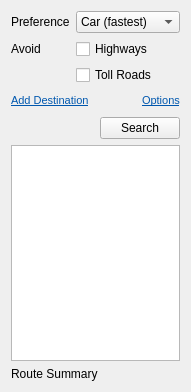
KDE/marble, file src/lib/routing/RoutingWidget.ui: the form before one commit.
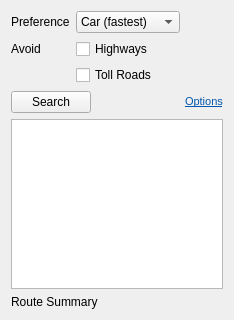
The form after the commit.

```diff
--- a/src/lib/routing/RoutingWidget.ui
+++ b/src/lib/routing/RoutingWidget.ui
@@ -6,8 +6,8 @@
    <rect>
     <x>0</x>
     <y>0</y>
-    <width>162</width>
-    <height>392</height>
+    <width>234</width>
+    <height>320</height>
    </rect>
   </property>
   <layout class="QVBoxLayout" name="routingLayout">
@@ -16,29 +16,10 @@
      <property name="fieldGrowthPolicy">
       <enum>QFormLayout::ExpandingFieldsGrow</enum>
      </property>
-     <item row="1" column="1">
-      <widget class="QCheckBox" name="highwaysCheckBox">
-       <property name="toolTip">
-        <string>When checked, highways will be avoided in car routing</string>
-       </property>
+     <item row="0" column="0">
+      <widget class="QLabel" name="preferenceLabel">
        <property name="text">
-        <string>Highways</string>
-       </property>
-       <property name="checked">
-        <bool>false</bool>
-       </property>
-      </widget>
-     </item>
-     <item row="3" column="1">
-      <widget class="QCheckBox" name="tollWaysCheckBox">
-       <property name="toolTip">
-        <string>When checked, toll roads will be avoided</string>
-       </property>
-       <property name="text">
-        <string>Toll Roads</string>
-       </property>
-       <property name="checked">
-        <bool>false</bool>
+        <string>Preference</string>
        </property>
       </widget>
      </item>
@@ -66,13 +47,6 @@
        </item>
       </widget>
      </item>
-     <item row="0" column="0">
-      <widget class="QLabel" name="preferenceLabel">
-       <property name="text">
-        <string>Preference</string>
-       </property>
-      </widget>
-     </item>
      <item row="1" column="0">
       <widget class="QLabel" name="avoidLabel">
        <property name="text">
@@ -80,54 +54,29 @@
        </property>
       </widget>
      </item>
-    </layout>
-   </item>
-   <item>
-    <layout class="QHBoxLayout" name="horizontalLayout">
-     <item>
-      <widget class="QLabel" name="moreLabel">
+     <item row="1" column="1">
+      <widget class="QCheckBox" name="highwaysCheckBox">
        <property name="toolTip">
-        <string>Click to add another routing destination input field</string>
+        <string>When checked, highways will be avoided in car routing</string>
        </property>
        <property name="text">
-        <string>&lt;!DOCTYPE HTML PUBLIC &quot;-//W3C//DTD HTML 4.0//EN&quot; &quot;http://www.w3.org/TR/REC-html40/strict.dtd&quot;&gt;
-&lt;html&gt;&lt;head&gt;&lt;meta name=&quot;qrichtext&quot; content=&quot;1&quot; /&gt;&lt;style type=&quot;text/css&quot;&gt;
-p, li { white-space: pre-wrap; }
-&lt;/style&gt;&lt;/head&gt;&lt;body style=&quot; font-family:'DejaVu Sans'; font-size:8pt; font-weight:400; font-style:normal;&quot;&gt;
-&lt;p style=&quot; margin-top:0px; margin-bottom:0px; margin-left:0px; margin-right:0px; -qt-block-indent:0; text-indent:0px;&quot;&gt;&lt;a href=&quot;http://edu.kde.org/marble&quot;&gt;&lt;span style=&quot; text-decoration: underline; color:#0057ae;&quot;&gt;Add Destination&lt;/span&gt;&lt;/a&gt;&lt;/p&gt;&lt;/body&gt;&lt;/html&gt;</string>
+        <string>Highways</string>
        </property>
-       <property name="textFormat">
-        <enum>Qt::RichText</enum>
+       <property name="checked">
+        <bool>false</bool>
        </property>
       </widget>
      </item>
-     <item>
-      <spacer name="horizontalSpacer">
-       <property name="orientation">
-        <enum>Qt::Horizontal</enum>
-       </property>
-       <property name="sizeHint" stdset="0">
-        <size>
-         <width>40</width>
-         <height>20</height>
-        </size>
-       </property>
-      </spacer>
-     </item>
-     <item>
-      <widget class="QLabel" name="optionsLabel">
+     <item row="3" column="1">
+      <widget class="QCheckBox" name="tollWaysCheckBox">
        <property name="toolTip">
-        <string>Show or hide routing options</string>
+        <string>When checked, toll roads will be avoided</string>
        </property>
        <property name="text">
-        <string>&lt;!DOCTYPE HTML PUBLIC &quot;-//W3C//DTD HTML 4.0//EN&quot; &quot;http://www.w3.org/TR/REC-html40/strict.dtd&quot;&gt;
-&lt;html&gt;&lt;head&gt;&lt;meta name=&quot;qrichtext&quot; content=&quot;1&quot; /&gt;&lt;style type=&quot;text/css&quot;&gt;
-p, li { white-space: pre-wrap; }
-&lt;/style&gt;&lt;/head&gt;&lt;body style=&quot; font-family:'DejaVu Sans'; font-size:8pt; font-weight:400; font-style:normal;&quot;&gt;
-&lt;p style=&quot; margin-top:0px; margin-bottom:0px; margin-left:0px; margin-right:0px; -qt-block-indent:0; text-indent:0px;&quot;&gt;&lt;a href=&quot;http://edu.kde.org/marble&quot;&gt;&lt;span style=&quot; text-decoration: underline; color:#0057ae;&quot;&gt;Options&lt;/span&gt;&lt;/a&gt;&lt;/p&gt;&lt;/body&gt;&lt;/html&gt;</string>
+        <string>Toll Roads</string>
        </property>
-       <property name="textFormat">
-        <enum>Qt::RichText</enum>
+       <property name="checked">
+        <bool>false</bool>
        </property>
       </widget>
      </item>
@@ -135,19 +84,6 @@
    </item>
    <item>
     <layout class="QHBoxLayout" name="horizontalLayout_2">
-     <item>
-      <spacer name="horizontalSpacer_2">
-       <property name="orientation">
-        <enum>Qt::Horizontal</enum>
-       </property>
-       <property name="sizeHint" stdset="0">
-        <size>
-         <width>40</width>
-         <height>20</height>
-        </size>
-       </property>
-      </spacer>
-     </item>
      <item>
       <widget class="QPushButton" name="searchButton">
        <property name="text">
@@ -155,6 +91,36 @@
        </property>
       </widget>
      </item>
+     <item>
+      <spacer name="horizontalSpacer_2">
+       <property name="orientation">
+        <enum>Qt::Horizontal</enum>
+       </property>
+       <property name="sizeHint" stdset="0">
+        <size>
+         <width>40</width>
+         <height>20</height>
+        </size>
+       </property>
+      </spacer>
+     </item>
+     <item>
+      <widget class="QLabel" name="optionsLabel">
+       <property name="toolTip">
+        <string>Show or hide routing options</string>
+       </property>
+       <property name="text">
+        <string>&lt;!DOCTYPE HTML PUBLIC &quot;-//W3C//DTD HTML 4.0//EN&quot; &quot;http://www.w3.org/TR/REC-html40/strict.dtd&quot;&gt;
+&lt;html&gt;&lt;head&gt;&lt;meta name=&quot;qrichtext&quot; content=&quot;1&quot; /&gt;&lt;style type=&quot;text/css&quot;&gt;
+p, li { white-space: pre-wrap; }
+&lt;/style&gt;&lt;/head&gt;&lt;body style=&quot; font-family:'Sans Serif'; font-size:9pt; font-weight:400; font-style:normal;&quot;&gt;
+&lt;p style=&quot; margin-top:0px; margin-bottom:0px; margin-left:0px; margin-right:0px; -qt-block-indent:0; text-indent:0px;&quot;&gt;&lt;a href=&quot;http://edu.kde.org/marble&quot;&gt;&lt;span style=&quot; font-family:'DejaVu Sans'; font-size:8pt; text-decoration: underline; color:#0057ae;&quot;&gt;Options&lt;/span&gt;&lt;/a&gt;&lt;/p&gt;&lt;/body&gt;&lt;/html&gt;</string>
+       </property>
+       <property name="textFormat">
+        <enum>Qt::RichText</enum>
+       </property>
+      </widget>
+     </item>
     </layout>
    </item>
    <item>
@@ -175,6 +141,9 @@
      <property name="text">
       <string>Route Summary</string>
      </property>
+     <property name="wordWrap">
+      <bool>true</bool>
+     </property>
     </widget>
    </item>
   </layout>
```
